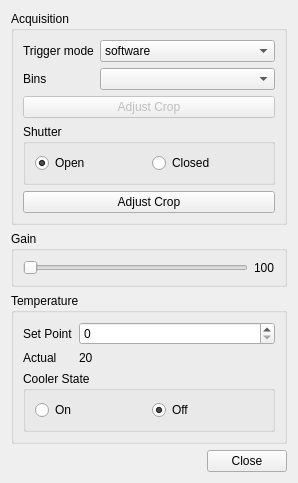
First picture: the form in viewer/setup_dialog.ui, repository lcici/qCamera, before the edit.
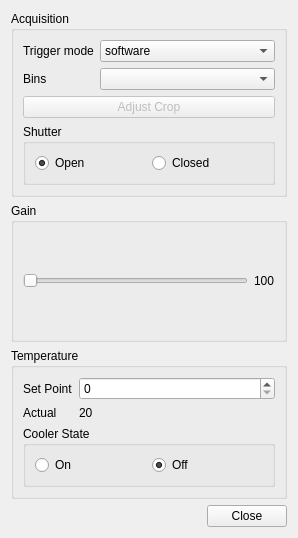
Second picture: the form after the edit.

```diff
--- a/viewer/setup_dialog.ui
+++ b/viewer/setup_dialog.ui
@@ -10,7 +10,7 @@
     <x>0</x>
     <y>0</y>
     <width>298</width>
-    <height>438</height>
+    <height>538</height>
    </rect>
   </property>
   <property name="windowTitle">
@@ -97,16 +97,6 @@
         </layout>
        </widget>
       </item>
-      <item>
-       <widget class="QPushButton" name="adjustCropButton">
-        <property name="enabled">
-         <bool>true</bool>
-        </property>
-        <property name="text">
-         <string>Adjust Crop</string>
-        </property>
-       </widget>
-      </item>
      </layout>
     </widget>
    </item>
```
